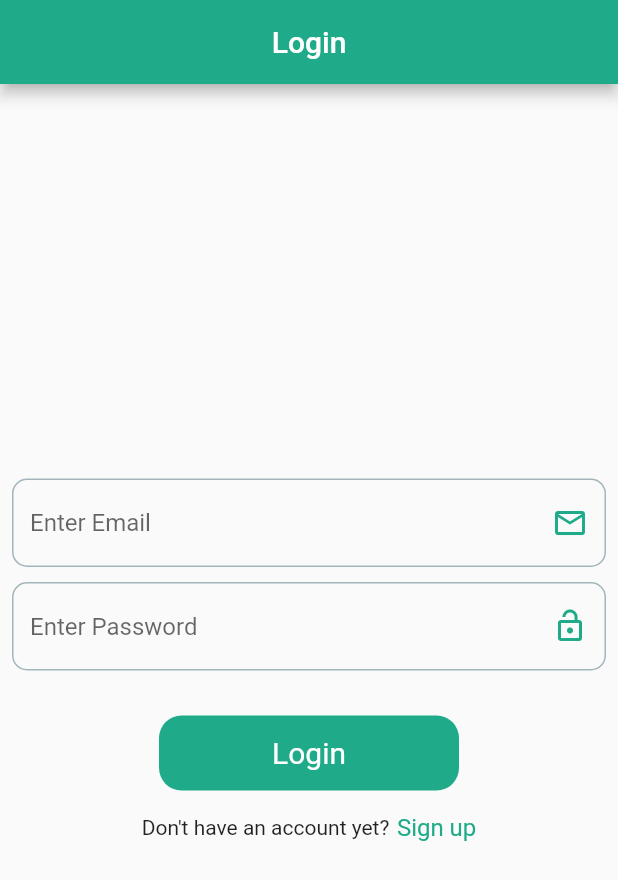
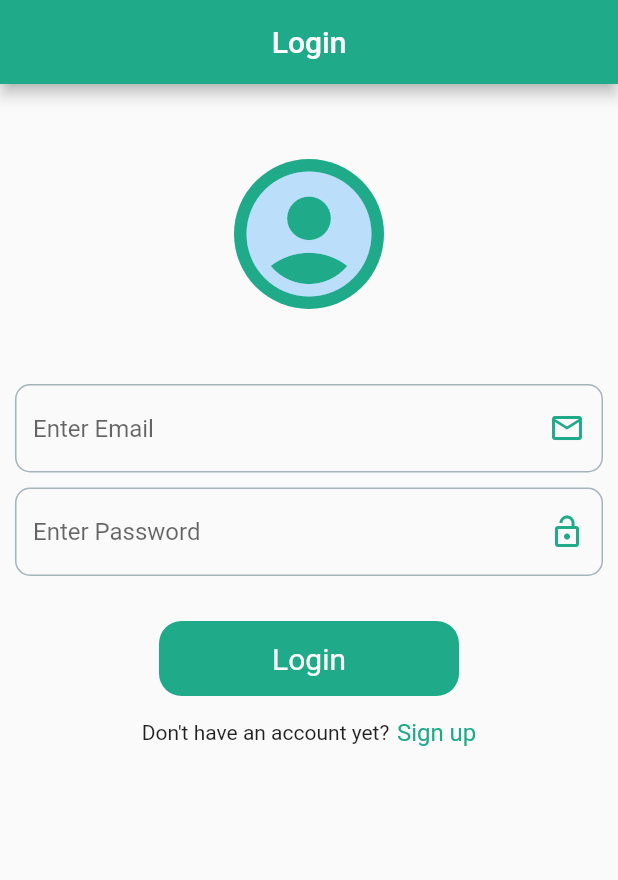
Before and after one commit to MuhammadTayyyaba3/-Shared-Preferences, a Flutter app: the screen it shows after launch, on a phone screen of 412 x 824 dp. Shown: the top 880 px of the screen. Run offline on Flutter 3.47's test engine with Material 2 defaults, Android fonts, the phone set to English and light mode, and no system bars.

Commit message:
Login, Log Out, Splash Screen,Storing, fetching and removing value using Shared Preference

```diff
--- a/lib/Screens/login_Screen.dart
+++ b/lib/Screens/login_Screen.dart
@@ -14,11 +14,21 @@ class LoginScreen extends StatelessWidget {
         centerTitle: true,
         title: const Text('Login'),
       ),
-      body: Padding(
-        padding: const EdgeInsets.all(8.0),
+      body: SingleChildScrollView(
+        child: Padding(
+          padding:  EdgeInsets.fromLTRB(10,50,10,00),
           child: Column(
             mainAxisAlignment: MainAxisAlignment.center,
             children: [
+
+              CircleAvatar(
+                backgroundColor: BGColor,
+                child: Icon(Icons.account_circle_rounded,size: 100,),
+                radius: 50,
+              ),
+              SizedBox(
+                height: 50,
+              ),
               TextFormField(
                 decoration: InputDecoration(
                   hintText: 'Enter Email',
@@ -84,6 +94,7 @@ class LoginScreen extends StatelessWidget {
             ],
           ),
         ),
+      ),
 
     );
   }
--- a/lib/Screens/sign_up_screen.dart
+++ b/lib/Screens/sign_up_screen.dart
@@ -104,6 +104,7 @@ class SignUpScreen extends StatelessWidget {
               ),
 
               TextButton(
+
                   onPressed: (){
                     showDatePicker(
                         context: context,
```
Lines whose indentation alone changed are shown as unchanged.
